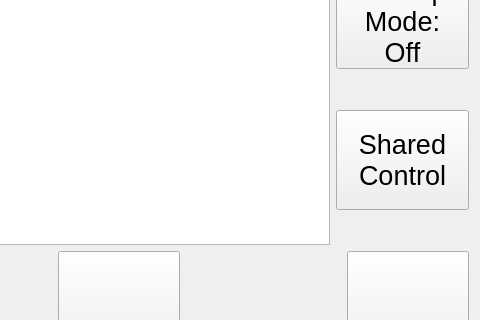
Qt form resource/Runscreen.ui (rpiRobotics/rpi_arm_composites_manufacturing_gui) before a commit; both pictures show x 448 to 928 and y 148 to 468 of the 928 by 586 pixel window.
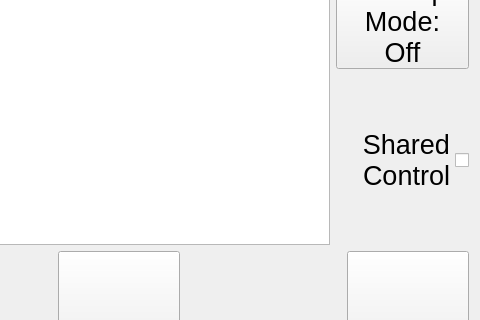
The same form after that commit. Icons and pictures are not drawn.

Commit message: changed button format for shared control

Diff of the .ui file:
```diff
--- a/resource/Runscreen.ui
+++ b/resource/Runscreen.ui
@@ -198,7 +198,7 @@
         </spacer>
        </item>
        <item>
-        <widget class="QPushButton" name="sharedControl">
+        <widget class="QCheckBox" name="sharedControl">
          <property name="minimumSize">
           <size>
            <width>0</width>
@@ -210,6 +210,9 @@
            <pointsize>20</pointsize>
           </font>
          </property>
+         <property name="layoutDirection">
+          <enum>Qt::RightToLeft</enum>
+         </property>
          <property name="text">
           <string>Shared
 Control</string>
```
